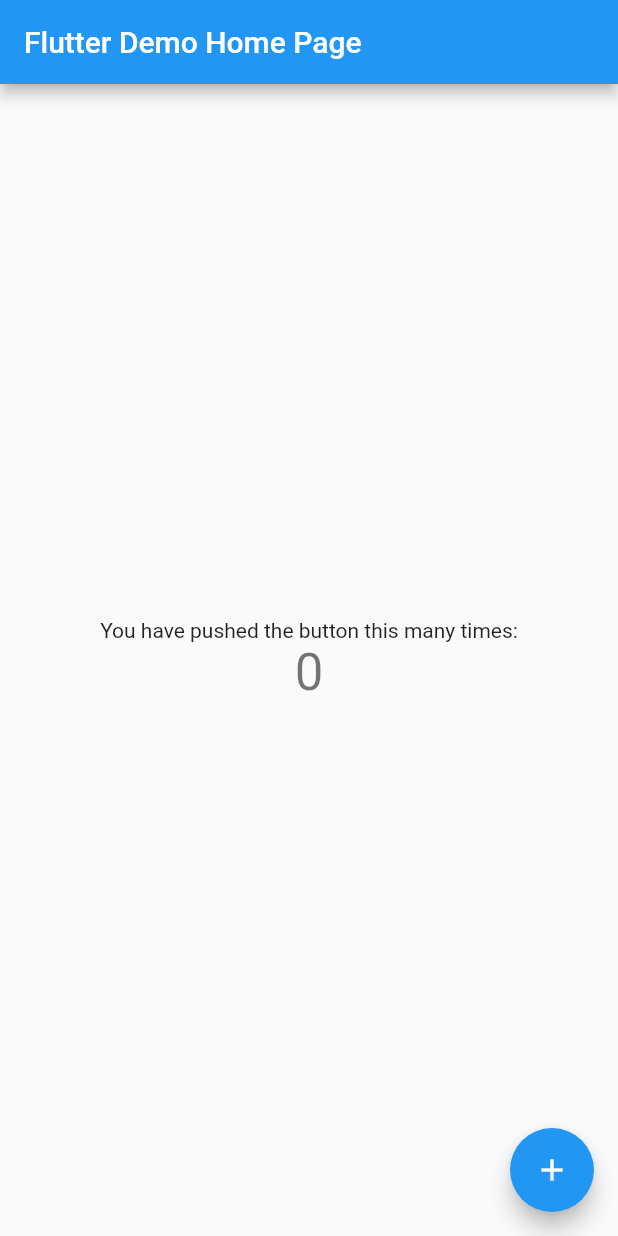
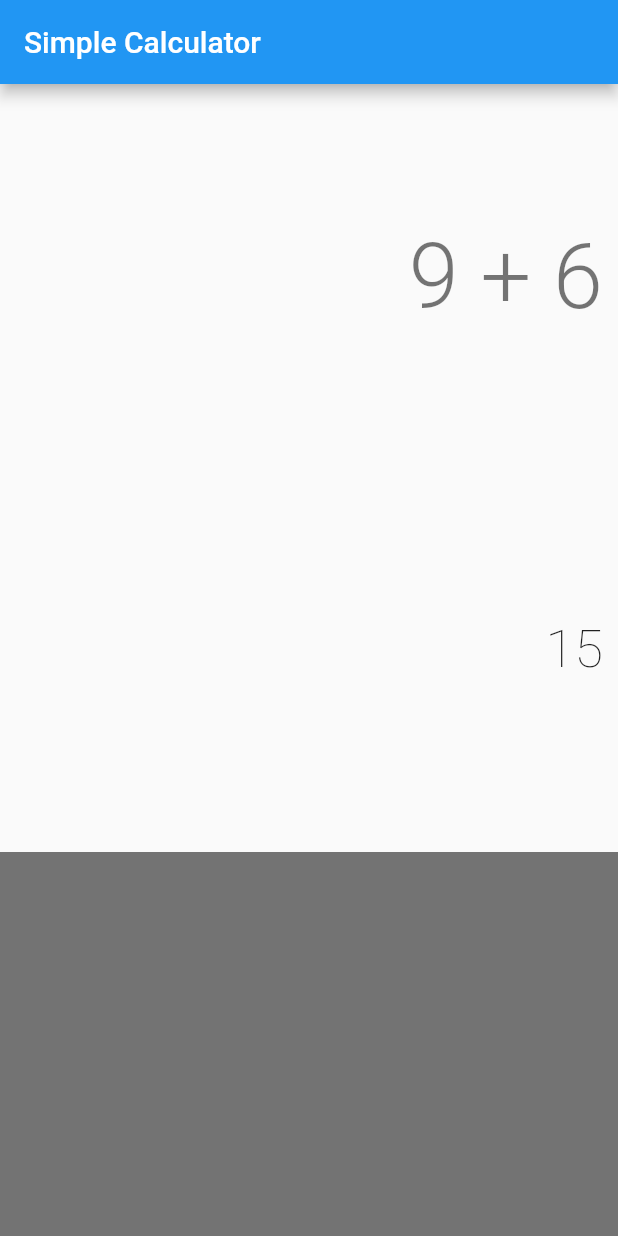
Before and after one commit to ZTGOC/Simple-Calculator, a Flutter app: the screen it shows after launch, on a phone screen of 412 x 824 dp. Run offline on Flutter 3.47's test engine with Material 2 defaults, Android fonts, the phone set to English and light mode, and no system bars.

Commit message:
Built basic calculator layout

```diff
--- a/simple_calculator/lib/main.dart
+++ b/simple_calculator/lib/main.dart
@@ -1,113 +1,74 @@
 import 'package:flutter/material.dart';
 
-void main() {
-  runApp(MyApp());
-}
+void main() => runApp(HomePage());
 
-class MyApp extends StatelessWidget {
-  // This widget is the root of your application.
+class HomePage extends StatelessWidget {
   @override
   Widget build(BuildContext context) {
     return MaterialApp(
-      title: 'Flutter Demo',
-      theme: ThemeData(
-        // This is the theme of your application.
-        //
-        // Try running your application with "flutter run". You'll see the
-        // application has a blue toolbar. Then, without quitting the app, try
-        // changing the primarySwatch below to Colors.green and then invoke
-        // "hot reload" (press "r" in the console where you ran "flutter run",
-        // or simply save your changes to "hot reload" in a Flutter IDE).
-        // Notice that the counter didn't reset back to zero; the application
-        // is not restarted.
-        primarySwatch: Colors.blue,
+      home: Scaffold(
+        appBar: AppBar(title: Text("Simple Calculator")),
+        body: Body(),
       ),
-      home: MyHomePage(title: 'Flutter Demo Home Page'),
     );
   }
 }
 
-class MyHomePage extends StatefulWidget {
-  MyHomePage({Key key, this.title}) : super(key: key);
-
-  // This widget is the home page of your application. It is stateful, meaning
-  // that it has a State object (defined below) that contains fields that affect
-  // how it looks.
-
-  // This class is the configuration for the state. It holds the values (in this
-  // case the title) provided by the parent (in this case the App widget) and
-  // used by the build method of the State. Fields in a Widget subclass are
-  // always marked "final".
-
-  final String title;
-
+class Body extends StatefulWidget {
   @override
-  _MyHomePageState createState() => _MyHomePageState();
+  _Body createState() => _Body();
 }
 
-class _MyHomePageState extends State<MyHomePage> {
-  int _counter = 0;
-
-  void _incrementCounter() {
-    setState(() {
-      // This call to setState tells the Flutter framework that something has
-      // changed in this State, which causes it to rerun the build method below
-      // so that the display can reflect the updated values. If we changed
-      // _counter without calling setState(), then the build method would not be
-      // called again, and so nothing would appear to happen.
-      _counter++;
-    });
-  }
+class _Body extends State<Body> {
+  String outputValue = "9 + 6";
+  String resultValue = "15";
 
   @override
   Widget build(BuildContext context) {
-    // This method is rerun every time setState is called, for instance as done
-    // by the _incrementCounter method above.
-    //
-    // The Flutter framework has been optimized to make rerunning build methods
-    // fast, so that you can just rebuild anything that needs updating rather
-    // than having to individually change instances of widgets.
-    return Scaffold(
-      appBar: AppBar(
-        // Here we take the value from the MyHomePage object that was created by
-        // the App.build method, and use it to set our appbar title.
-        title: Text(widget.title),
-      ),
-      body: Center(
-        // Center is a layout widget. It takes a single child and positions it
-        // in the middle of the parent.
-        child: Column(
-          // Column is also a layout widget. It takes a list of children and
-          // arranges them vertically. By default, it sizes itself to fit its
-          // children horizontally, and tries to be as tall as its parent.
-          //
-          // Invoke "debug painting" (press "p" in the console, choose the
-          // "Toggle Debug Paint" action from the Flutter Inspector in Android
-          // Studio, or the "Toggle Debug Paint" command in Visual Studio Code)
-          // to see the wireframe for each widget.
-          //
-          // Column has various properties to control how it sizes itself and
-          // how it positions its children. Here we use mainAxisAlignment to
-          // center the children vertically; the main axis here is the vertical
-          // axis because Columns are vertical (the cross axis would be
-          // horizontal).
-          mainAxisAlignment: MainAxisAlignment.center,
-          children: <Widget>[
-            Text(
-              'You have pushed the button this many times:',
+    return Column(
+      children: [
+        // output text
+        Expanded(
+          child: Container(
+            //height: 90,
+            alignment: Alignment.centerRight,
+            padding: EdgeInsets.only(right: 10),
+            child: Text(
+              outputValue,
+              textDirection: TextDirection.ltr,
+              style: TextStyle(
+                fontSize: 60,
+                fontWeight: FontWeight.w300,
+                color: Colors.black54,
+              ),
             ),
-            Text(
-              '$_counter',
-              style: Theme.of(context).textTheme.headline4,
+          ),
+        ),
+        // result text
+        Expanded(
+          child: Container(
+            alignment: Alignment.centerRight,
+            //height: 70,
+            padding: EdgeInsets.only(right: 10, bottom: 14),
+            child: Text(
+              resultValue,
+              textDirection: TextDirection.ltr,
+              style: TextStyle(
+                fontSize: 35,
+                fontWeight: FontWeight.w200,
+              ),
             ),
-          ],
+          ),
         ),
-      ),
-      floatingActionButton: FloatingActionButton(
-        onPressed: _incrementCounter,
-        tooltip: 'Increment',
-        child: Icon(Icons.add),
-      ), // This trailing comma makes auto-formatting nicer for build methods.
+        // calculator pad
+        Expanded(
+          child: Container(
+            height: MediaQuery.of(context).size.height / 0.75,
+            width: MediaQuery.of(context).size.width,
+            color: Colors.black54,
+          ),
+        ),
+      ],
     );
   }
 }
```
Also changed, not shown: 14 other files.
